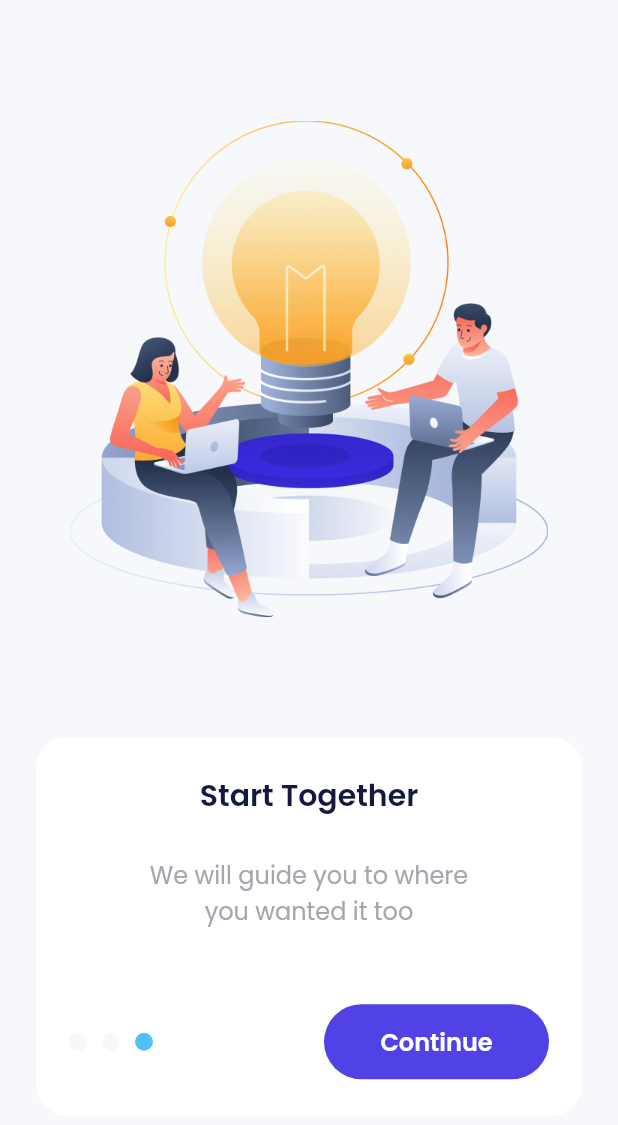
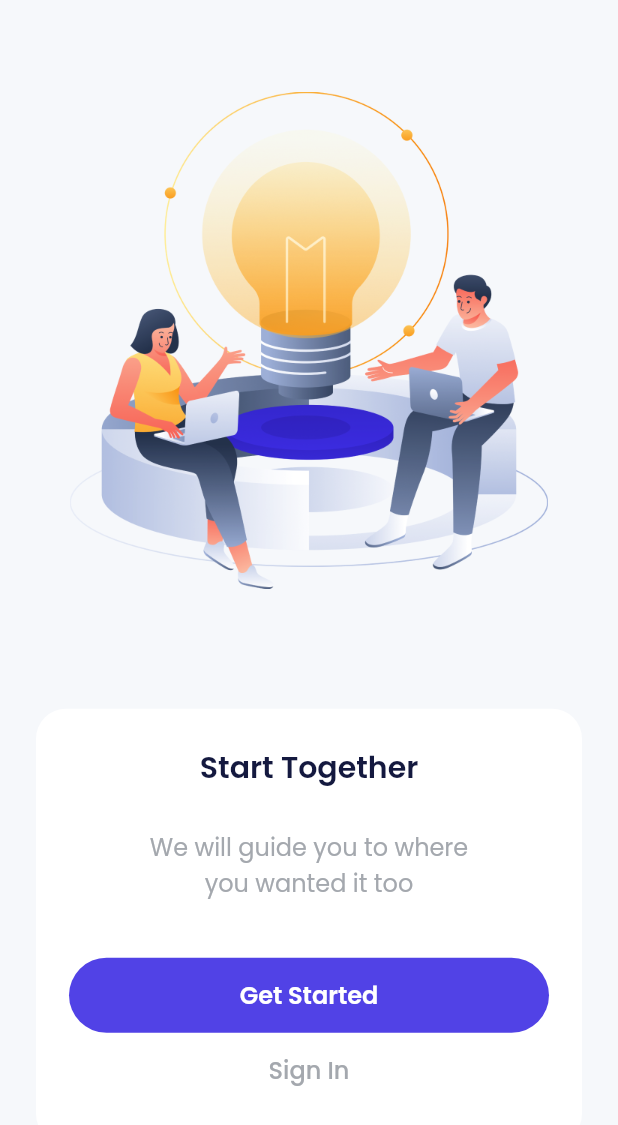
Before and after one commit to gwijaya94/bank_sha, a Flutter app: the screen it shows after launch, swiped to page 3, on a phone screen of 412 x 824 dp. Shown: the top 1125 px of the screen. Run offline on Flutter 3.47's test engine with Material 2 defaults, Android fonts, the phone set to English and light mode, and no system bars; drawn by our look-alikes of carousel_slider; our stand-ins replace google_fonts.

Commit message:
add conditional view on last carousel index

```diff
--- a/lib/ui/pages/onboarding_page.dart
+++ b/lib/ui/pages/onboarding_page.dart
@@ -96,10 +96,50 @@ class _OnBoardingPageState extends State<OnBoardingPage> {
                       fontSize: 16,
                     ),
                   ),
-                  const SizedBox(
+                  SizedBox(
+                    height: currentIndex == 2 ? 38 : 50,
+                  ),
+                  currentIndex == 2
+                      ? Column(
+                          children: [
+                            SizedBox(
+                              width: double.infinity,
                               height: 50,
+                              child: TextButton(
+                                style: TextButton.styleFrom(
+                                  backgroundColor: purpleColor,
+                                  shape: RoundedRectangleBorder(
+                                    borderRadius: BorderRadius.circular(56),
                                   ),
-                  Row(
+                                ),
+                                onPressed: () {
+                                  carouselController.nextPage();
+                                },
+                                child: Text(
+                                  'Get Started',
+                                  style: whiteTextStyle.copyWith(
+                                    fontSize: 16,
+                                    fontWeight: semiBold,
+                                  ),
+                                ),
+                              ),
+                            ),
+                            SizedBox(
+                              width: double.infinity,
+                              height: 50,
+                              child: TextButton(
+                                onPressed: () {},
+                                child: Text(
+                                  'Sign In',
+                                  style: greyTextStyle.copyWith(
+                                    fontSize: 16,
+                                  ),
+                                ),
+                              ),
+                            ),
+                          ],
+                        )
+                      : Row(
                           children: [
                             Container(
                               width: 12,
@@ -109,7 +149,9 @@ class _OnBoardingPageState extends State<OnBoardingPage> {
                               ),
                               decoration: BoxDecoration(
                                 shape: BoxShape.circle,
-                          color: currentIndex == 0 ? blueColor : lightBgColor,
+                                color: currentIndex == 0
+                                    ? blueColor
+                                    : lightBgColor,
                               ),
                             ),
                             Container(
@@ -120,7 +162,9 @@ class _OnBoardingPageState extends State<OnBoardingPage> {
                               ),
                               decoration: BoxDecoration(
                                 shape: BoxShape.circle,
-                          color: currentIndex == 1 ? blueColor : lightBgColor,
+                                color: currentIndex == 1
+                                    ? blueColor
+                                    : lightBgColor,
                               ),
                             ),
                             Container(
@@ -131,7 +175,9 @@ class _OnBoardingPageState extends State<OnBoardingPage> {
                               ),
                               decoration: BoxDecoration(
                                 shape: BoxShape.circle,
-                          color: currentIndex == 2 ? blueColor : lightBgColor,
+                                color: currentIndex == 2
+                                    ? blueColor
+                                    : lightBgColor,
                               ),
                             ),
                             const Spacer(),
```
Lines whose indentation alone changed are shown as unchanged.
